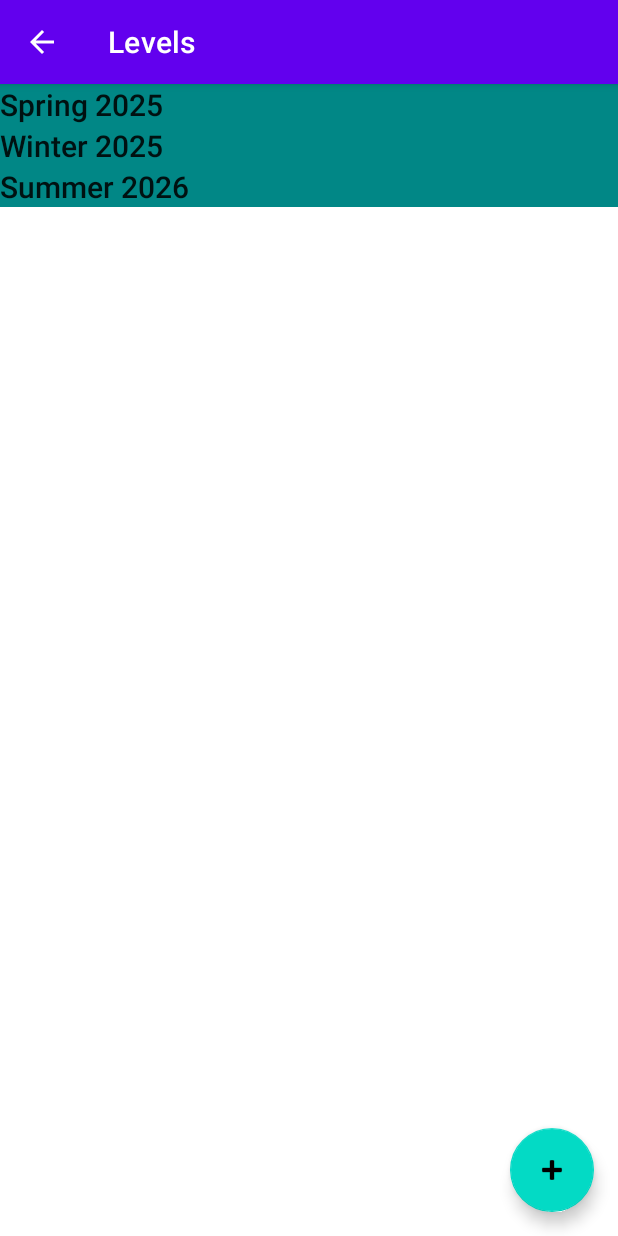
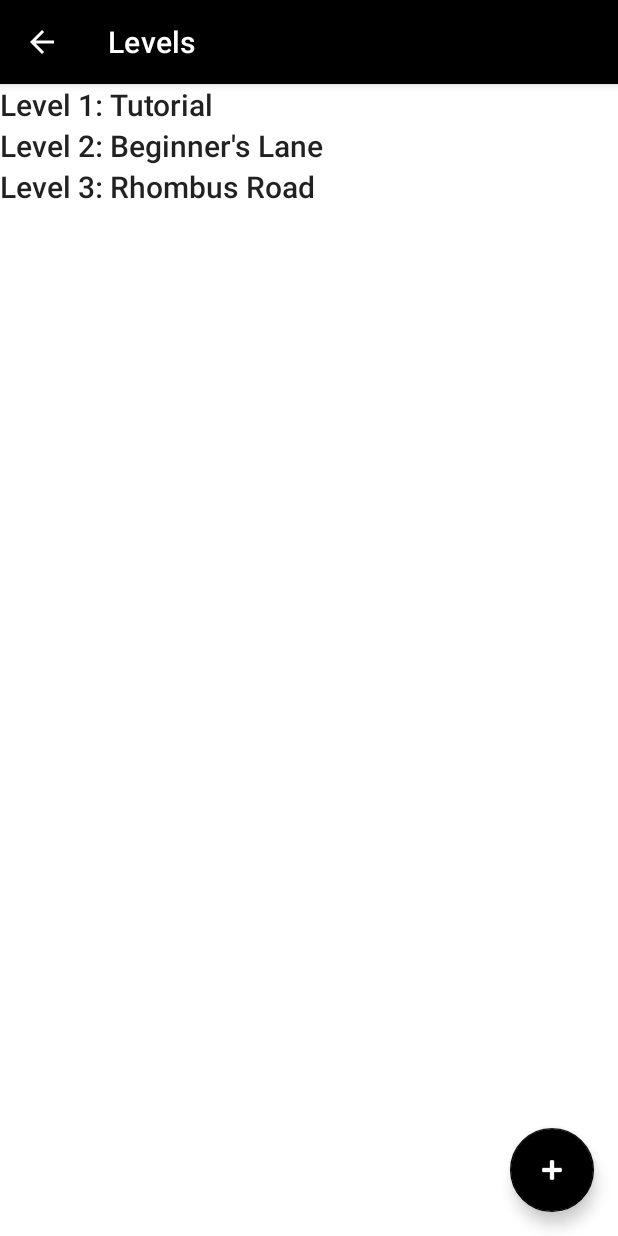
Before and after one commit to Parrotastic/LevelUp_Gaming_College_Scheduler, an Android app: the screen it shows after launch (TermActivity), after a tap on "LEVELS", on a phone screen of 412 x 824 dp. Run offline under Robolectric (Android 15) with nearby library versions, the light colour scheme and no system bars; our stand-ins replace Room's generated code.

Commit message:
Updated color scheme to monochrome to fit the levelUp branding. Updated additional text resources to reflect levelUp.

```diff
--- a/app/src/main/java/com/lukavalentine/databaseapp/UI/AssessmentEdit.java
+++ b/app/src/main/java/com/lukavalentine/databaseapp/UI/AssessmentEdit.java
@@ -141,7 +141,7 @@ public class AssessmentEdit extends AppCompatActivity {
 
         if(id == R.id.assessment_start_notif){
             Intent intent=new Intent(AssessmentEdit.this,MyReceiver.class);
-            intent.putExtra("key","Your assessment begins today");
+            intent.putExtra("key","Get ready! Your trial begins today!");
             PendingIntent sender= PendingIntent.getBroadcast(AssessmentEdit.this,++numAlert,intent,0);
             AlarmManager alarmManager=(AlarmManager)getSystemService(Context.ALARM_SERVICE);
 
@@ -171,7 +171,7 @@ public class AssessmentEdit extends AppCompatActivity {
 
         if(id == R.id.assessment_end_notif){
             Intent intent=new Intent(AssessmentEdit.this,MyReceiver.class);
-            intent.putExtra("key","Your assessment ends today");
+            intent.putExtra("key","Your trial ends today");
             PendingIntent sender= PendingIntent.getBroadcast(AssessmentEdit.this,++numAlert,intent,0);
             AlarmManager alarmManager=(AlarmManager)getSystemService(Context.ALARM_SERVICE);
 
--- a/app/src/main/java/com/lukavalentine/databaseapp/UI/CourseEdit.java
+++ b/app/src/main/java/com/lukavalentine/databaseapp/UI/CourseEdit.java
@@ -169,7 +169,7 @@ public class CourseEdit extends AppCompatActivity {
                 startActivity(intent);
             }
             else{
-                Toast.makeText(getApplicationContext(), "Cannot delete course with assessments(s) assigned.", Toast.LENGTH_SHORT).show();
+                Toast.makeText(getApplicationContext(), "Cannot delete course with trial(s) assigned.", Toast.LENGTH_SHORT).show();
             }
         }
 
--- a/app/src/main/java/com/lukavalentine/databaseapp/UI/MainActivity.java
+++ b/app/src/main/java/com/lukavalentine/databaseapp/UI/MainActivity.java
@@ -29,17 +29,17 @@ public class MainActivity extends AppCompatActivity {
 
 
 
-        TermEntity term = new TermEntity(1, "Spring 2025", "04/03/25", "10/30/25");
+        TermEntity term = new TermEntity(1, "Level 1: Tutorial", "04/03/25", "10/30/25");
         repository.insert(term);
-        term = new TermEntity(2, "Winter 2025", "11/03/25", "05/30/26");
+        term = new TermEntity(2, "Level 2: Beginner's Lane", "11/03/25", "05/30/26");
         repository.insert(term);
-        term = new TermEntity(3, "Summer 2026", "06/03/26", "12/30/26");
+        term = new TermEntity(3, "Level 3: Rhombus Road", "06/03/26", "12/30/26");
         repository.insert(term);
 
-        CourseEntity course = new CourseEntity(1,"Practical Algebra", "001", "....", "04/03/25", "06/03/25", "In Progress",1);
+        CourseEntity course = new CourseEntity(1,"UI/UX 101", "001", "....", "04/03/25", "06/03/25", "In Progress",1);
         repository.insert(course);
 
-        AssessmentEntity assessment = new AssessmentEntity(1,"PJGB Objective", "06/02/25", "06/03/25", "Objective",1);
+        AssessmentEntity assessment = new AssessmentEntity(1,"Trial Boss: Angry Tree", "06/02/25", "06/03/25", "Objective",1);
         repository.insert(assessment);
 
 
--- a/app/src/main/java/com/lukavalentine/databaseapp/UI/TermEdit.java
+++ b/app/src/main/java/com/lukavalentine/databaseapp/UI/TermEdit.java
@@ -183,7 +183,7 @@ public class TermEdit extends AppCompatActivity {
 
             }
             else{
-                Toast.makeText(getApplicationContext(), "Cannot delete term with course(s) assigned.", Toast.LENGTH_SHORT).show();
+                Toast.makeText(getApplicationContext(), "Cannot delete level with course(s) assigned.", Toast.LENGTH_SHORT).show();
             }
         }
 //
--- a/app/src/main/res/layout-land/activity_main.xml
+++ b/app/src/main/res/layout-land/activity_main.xml
@@ -10,7 +10,7 @@
         android:id="@+id/buttonTerms"
         android:layout_width="wrap_content"
         android:layout_height="wrap_content"
-        android:text="Terms"
+        android:text="Level"
         app:layout_constraintEnd_toEndOf="parent"
         app:layout_constraintHorizontal_bias="0.498"
         app:layout_constraintStart_toStartOf="parent"
--- a/app/src/main/res/layout-land/activity_term_detail.xml
+++ b/app/src/main/res/layout-land/activity_term_detail.xml
@@ -87,7 +87,6 @@
                 android:id="@+id/associated_courses"
                 android:layout_width="match_parent"
                 android:layout_height="wrap_content"
-                android:background="@color/teal_700"
                 tools:listitem="course_list_item"
                 app:layout_constraintTop_toBottomOf="@id/termScrollView"/>
 
--- a/app/src/main/res/layout/activity_term_detail.xml
+++ b/app/src/main/res/layout/activity_term_detail.xml
@@ -87,7 +87,6 @@
         android:id="@+id/associated_courses"
         android:layout_width="match_parent"
         android:layout_height="400dp"
-        android:background="@color/teal_700"
         tools:listitem="course_list_item"
         app:layout_constraintTop_toBottomOf="@id/termScrollView"/>
 
--- a/app/src/main/res/layout/assessment_list_item.xml
+++ b/app/src/main/res/layout/assessment_list_item.xml
@@ -6,7 +6,7 @@
 
     <TextView
         android:id="@+id/assessmentTextView"
-        android:background="@color/teal_700"
+
         style="@android:style/TextAppearance.Material.Title"
         android:layout_width="match_parent"
         android:layout_height="wrap_content"
--- a/app/src/main/res/layout/course_list_item.xml
+++ b/app/src/main/res/layout/course_list_item.xml
@@ -6,7 +6,7 @@
 
     <TextView
         android:id="@+id/courseTextView"
-        android:background="@color/teal_700"
+
         style="@android:style/TextAppearance.Material.Title"
         android:layout_width="match_parent"
         android:layout_height="wrap_content"
--- a/app/src/main/res/layout/term_list_item.xml
+++ b/app/src/main/res/layout/term_list_item.xml
@@ -7,7 +7,7 @@
 
     <TextView
         android:id="@+id/termTextView"
-        android:background="@color/teal_700"
+
         style="@android:style/TextAppearance.Material.Title"
         android:layout_width="match_parent"
         android:layout_height="wrap_content"
--- a/app/src/main/res/values/themes.xml
+++ b/app/src/main/res/values/themes.xml
@@ -2,13 +2,13 @@
     <!-- Base application theme. -->
     <style name="Theme.DatabaseApp" parent="Theme.MaterialComponents.DayNight.DarkActionBar">
         <!-- Primary brand color. -->
-        <item name="colorPrimary">@color/purple_500</item>
-        <item name="colorPrimaryVariant">@color/purple_700</item>
+        <item name="colorPrimary">@color/black</item>
+        <item name="colorPrimaryVariant">@color/black</item>
         <item name="colorOnPrimary">@color/white</item>
         <!-- Secondary brand color. -->
-        <item name="colorSecondary">@color/teal_200</item>
-        <item name="colorSecondaryVariant">@color/teal_700</item>
-        <item name="colorOnSecondary">@color/black</item>
+        <item name="colorSecondary">@color/black</item>
+        <item name="colorSecondaryVariant">@color/black</item>
+        <item name="colorOnSecondary">@color/white</item>
         <!-- Status bar color. -->
         <item name="android:statusBarColor" tools:targetApi="l">?attr/colorPrimaryVariant</item>
         <!-- Customize your theme here. -->
```
